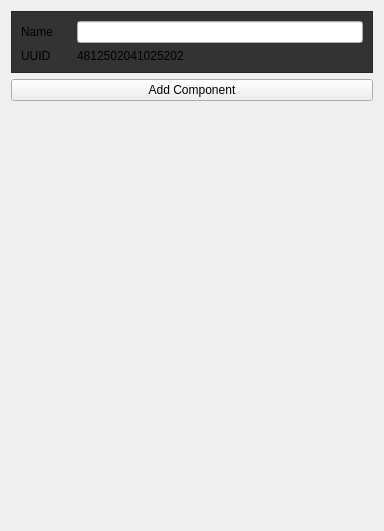
neelmewada/CrystalEngine, file Editor/Source/CrystalEditor/Private/Editor/SceneEditor/DetailsView/DetailsView.ui: the form before one commit.
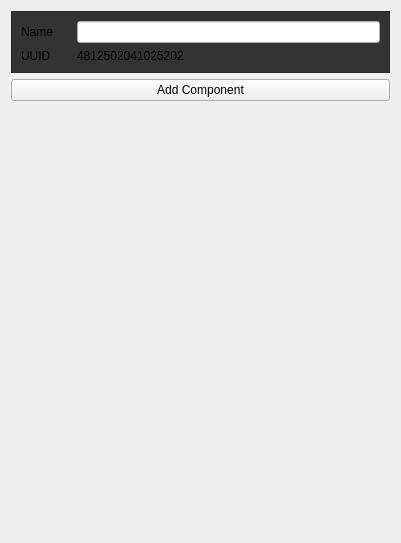
The form after the commit. Custom widgets are drawn as their Qt base class.

```diff
--- a/Editor/Source/CrystalEditor/Private/Editor/SceneEditor/DetailsView/DetailsView.ui
+++ b/Editor/Source/CrystalEditor/Private/Editor/SceneEditor/DetailsView/DetailsView.ui
@@ -6,8 +6,8 @@
    <rect>
     <x>0</x>
     <y>0</y>
-    <width>384</width>
-    <height>531</height>
+    <width>401</width>
+    <height>543</height>
    </rect>
   </property>
   <property name="windowTitle">
```
Left out of the diff: 2 changed lines with no effect on the pictures.
